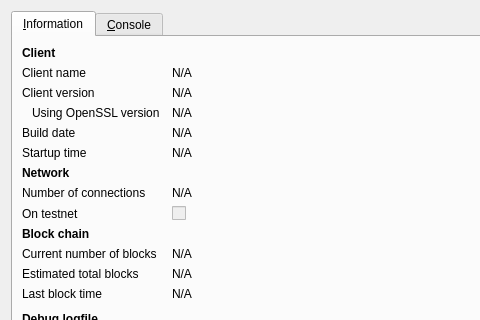
Before: the Qt Designer form src/qt/forms/rpcconsole.ui in raffermeko/bitcoin, drawn with Qt 5; both pictures show x 0 to 480 and y 0 to 320 of the 740 by 450 pixel window.
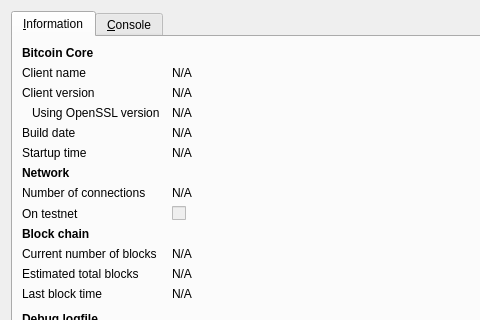
After: the same form once the commit is applied. Icons and pictures are not drawn.

Commit message:
change Window title to "Bitcoin -  Wallet" / misc related renames
- this helps user to not think our Client is called "Bitcoin Wallet"
- change "About Bitcoin-Qt" to "About Bitcoin"
- change "Bitcoin debug window" to "Bitcoin - Debug window"
- change "Client" in debug Window to "Bitcoin Core"

Diff of the .ui file:
```diff
--- a/src/qt/forms/rpcconsole.ui
+++ b/src/qt/forms/rpcconsole.ui
@@ -36,7 +36,7 @@
           </font>
          </property>
          <property name="text">
-          <string>Client</string>
+          <string>Bitcoin Core</string>
          </property>
         </widget>
        </item>
```
Left out of the diff: 2 changed lines with no effect on the pictures. The commit also changes 1 other file.
